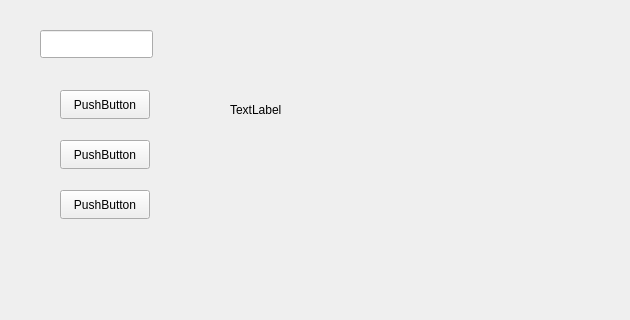
Qt form mainwindow.ui (guikae06/MiniBankSystem) before a commit; both pictures show x 0 to 630 and y 0 to 320 of the 1433 by 703 pixel window.
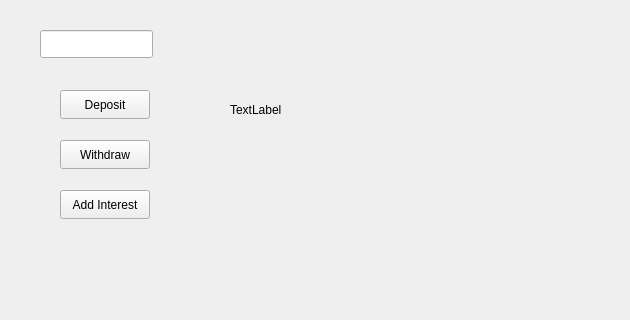
The same form after that commit.

```diff
--- a/mainwindow.ui
+++ b/mainwindow.ui
@@ -34,7 +34,7 @@
      </rect>
     </property>
     <property name="text">
-     <string>PushButton</string>
+     <string>Deposit</string>
     </property>
    </widget>
    <widget class="QPushButton" name="withdrawButton">
@@ -47,7 +47,7 @@
      </rect>
     </property>
     <property name="text">
-     <string>PushButton</string>
+     <string>Withdraw</string>
     </property>
    </widget>
    <widget class="QPushButton" name="interestButton">
@@ -60,7 +60,7 @@
      </rect>
     </property>
     <property name="text">
-     <string>PushButton</string>
+     <string>Add Interest</string>
     </property>
    </widget>
    <widget class="QLabel" name="balanceLabel">
@@ -68,7 +68,7 @@
      <rect>
       <x>230</x>
       <y>100</y>
-      <width>63</width>
+      <width>300</width>
       <height>20</height>
      </rect>
     </property>
```
